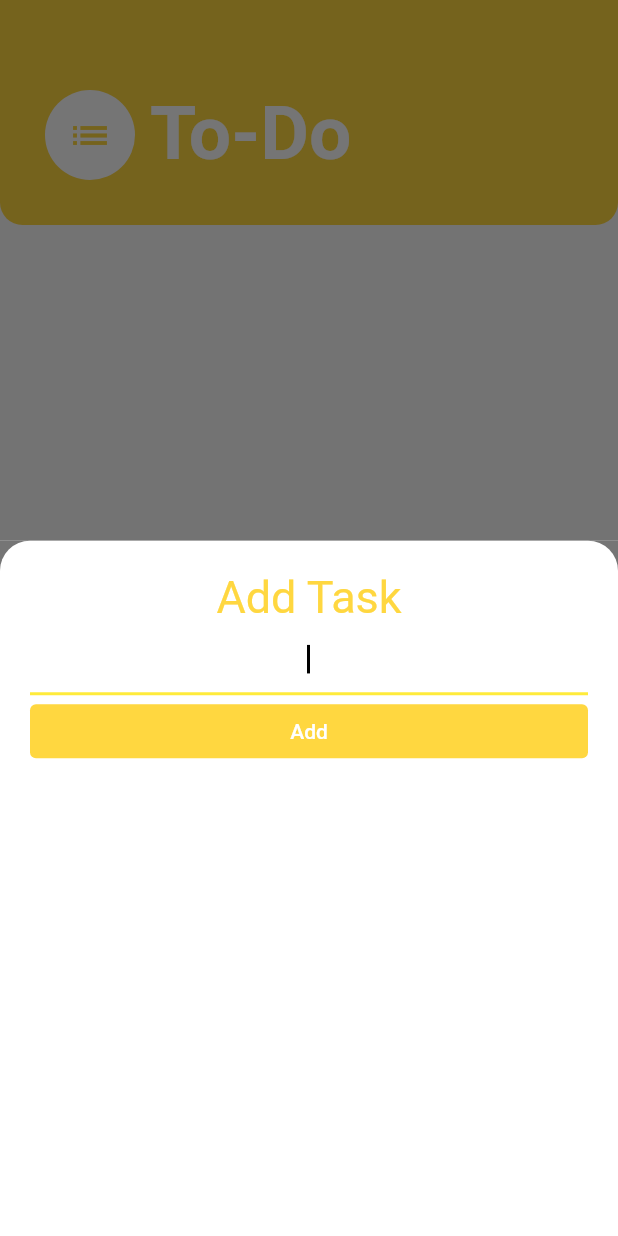
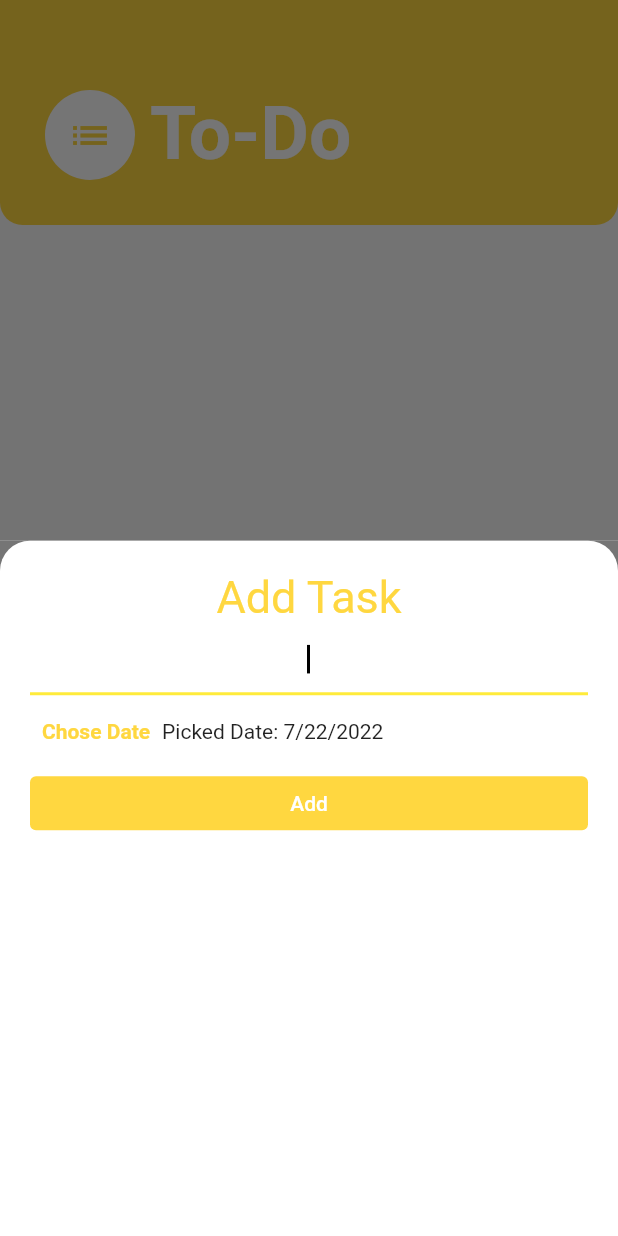
Before and after one commit to umairliaqat33/to_do_app, a Flutter app: the screen it shows after launch, after a tap on the "add" icon, on a phone screen of 412 x 824 dp. Run offline on Flutter 3.47's test engine with Material 2 defaults, Android fonts, the light colour scheme and no system bars; our stand-ins replace sqflite; accounts and stored records are empty.

Commit message:
added date and also added updated apk and also took care of deletion of tasks.

```diff
--- a/lib/database/database.dart
+++ b/lib/database/database.dart
@@ -15,7 +15,7 @@ class DatabaseHelper extends ChangeNotifier {
 
   Future<Database> _initDatabase() async {
     Directory documentsDirectory = await getApplicationDocumentsDirectory();
-    String path = join(documentsDirectory.path, 'task1.db');
+    String path = join(documentsDirectory.path, 'task2.db');
     return await openDatabase(
       path,
       version: 1,
@@ -28,7 +28,8 @@ class DatabaseHelper extends ChangeNotifier {
     CREATE TABLE Task(
     id INTEGER PRIMARY KEY AUTOINCREMENT,
     name TEXT,
-    done INTEGER
+    done INTEGER,
+    date TEXT
     )''');
   }
 
--- a/lib/model/task.dart
+++ b/lib/model/task.dart
@@ -2,17 +2,22 @@ class Task {
   int? done;
   String name;
   int? id;
+  String date;
 
-  Task({required this.name, this.done, this.id});
+  Task({required this.name, this.done, this.id, required this.date});
 
   Map<String, dynamic> toMap() {
     return {
       'name': name,
       'done': done,
       'id': id,
+      'date': date,
     };
   }
 
-  factory Task.fromMap(Map<String, dynamic> json) =>
-      Task(name: json['name'], done: json['done'], id: json['id']);
+  factory Task.fromMap(Map<String, dynamic> json) => Task(
+      name: json['name'],
+      done: json['done'],
+      id: json['id'],
+      date: json['date']);
 }
--- a/lib/screen/add_task.dart
+++ b/lib/screen/add_task.dart
@@ -1,5 +1,6 @@
 import 'dart:math';
-
+import 'package:flutter/services.dart';
+import 'package:intl/intl.dart';
 import 'package:flutter/material.dart';
 import 'package:to_do_app/database/database.dart';
 import 'package:to_do_app/model/task.dart';
@@ -22,6 +23,24 @@ class _AddTaskScreenState extends State<AddTaskScreen> {
   }
 
   Random random = new Random();
+  DateTime selectedDate = DateTime.now();
+
+  DateTime DatePicker() {
+    showDatePicker(
+            context: context,
+            initialDate: DateTime.now(),
+            firstDate: DateTime(2020),
+            lastDate: DateTime(2030))
+        .then((pickedDate) {
+      if (pickedDate == null) {
+        return;
+      }
+      setState(() {
+        selectedDate = pickedDate;
+      });
+    });
+    return selectedDate;
+  }
 
   @override
   Widget build(BuildContext context) {
@@ -56,6 +75,30 @@ class _AddTaskScreenState extends State<AddTaskScreen> {
                   textAlign: TextAlign.center,
                   controller: taskController,
                 ),
+                Row(
+                  children: [
+                    TextButton(
+                      onPressed: () {
+                        setState(() {
+                          selectedDate = DatePicker();
+                        });
+                        FocusScope.of(context).unfocus();
+                      },
+                      child: Text(
+                        "Chose Date",
+                        style: TextStyle(
+                          color: Colors.amberAccent,
+                          fontWeight: FontWeight.bold,
+                        ),
+                      ),
+                    ),
+                    Expanded(
+                      child: Text(
+                        "Picked Date: ${(DateFormat.yMd().format(selectedDate))}",
+                      ),
+                    ),
+                  ],
+                ),
                 TextButton(
                   child: Text('Add', style: TextStyle(color: Colors.white)),
                   style: ButtonStyle(
@@ -66,9 +109,12 @@ class _AddTaskScreenState extends State<AddTaskScreen> {
                     if (_formKey.currentState!.validate()) {
                       await DatabaseHelper.instance.add(
                         Task(
-                            name: taskController.text,
-                            done: 1,
-                            id: random.nextInt(200)),
+                          name: taskController.text,
+                          done: 1,
+                          id: random.nextInt(200),
+                          date:
+                              "${selectedDate.day}-${selectedDate.month}-${selectedDate.year}",
+                        ),
                       );
                       print(taskController.text);
                       Navigator.pop(context);
--- a/pubspec.yaml
+++ b/pubspec.yaml
@@ -37,6 +37,8 @@ dependencies:
   sqflite: ^2.0.3
   path_provider: ^2.0.11
   provider: ^6.0.3
+  intl: ^0.17.0
+
 
 dev_dependencies:
   flutter_test:
```
Also changed, not shown: lib/main.dart (+21 -8 lines), pubspec.lock.
